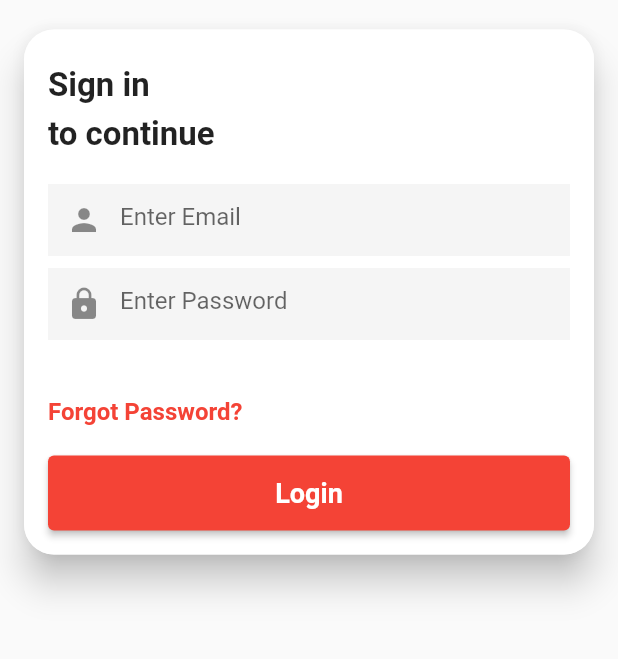
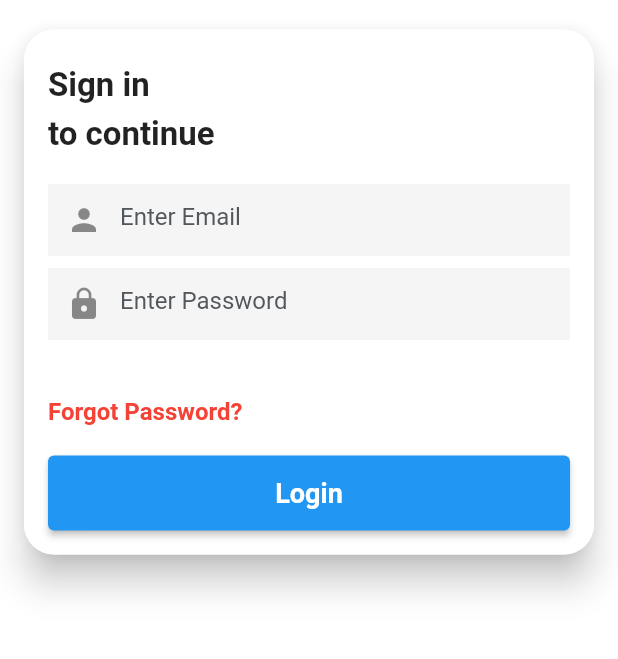
Before and after one commit to AndroidDev-Rehan/gadget_security, a Flutter app: the screen it shows after launch, on a phone screen of 412 x 824 dp, the part 305-964 px from its top. Run offline on Flutter 3.47's test engine with Material 2 defaults, Android fonts, the phone set to English and light mode, and no system bars; our stand-ins replace get.

Commit message:
signin and up

```diff
--- a/lib/main.dart
+++ b/lib/main.dart
@@ -1,4 +1,6 @@
 import 'package:flutter/material.dart';
+import 'package:gadget_security/theme/darktheme.dart';
+import 'package:gadget_security/theme/lighttheme.dart';
 import 'package:gadget_security/view/auth/login.dart';
 import 'package:gadget_security/view/auth/signup.dart';
 import 'package:get/get.dart';
@@ -14,6 +16,9 @@ class MyApp extends StatelessWidget {
   @override
   Widget build(BuildContext context) {
     return GetMaterialApp(
+      theme: light,
+      darkTheme: dark,
+      themeMode: ThemeMode.light,
       home:  LoginPage(),
     );
   }
--- /dev/null
+++ b/lib/theme/darktheme.dart
@@ -0,0 +1,16 @@
+
+import 'package:flutter/material.dart';
+
+ThemeData dark = ThemeData(
+  primaryColor: Color(0xFF2D9008),
+  scaffoldBackgroundColor: Color(0xFF052077),
+  brightness: Brightness.dark,
+  cardColor: Colors.white,
+  focusColor: Color(0xFFADC4C8),
+  hintColor: Color(0xFF52575C),
+  textButtonTheme: TextButtonThemeData(style: TextButton.styleFrom(
+    primary: Colors.black, textStyle: TextStyle(color: Colors.black),
+  )),
+
+    elevatedButtonTheme: ElevatedButtonThemeData(style: ElevatedButton.styleFrom(primary: Colors.pink))
+);
--- /dev/null
+++ b/lib/theme/lighttheme.dart
@@ -0,0 +1,18 @@
+
+import 'package:flutter/material.dart';
+
+ThemeData light = ThemeData(
+  primaryColor: Color(0xFF052077),
+
+scaffoldBackgroundColor: Colors.white,
+  brightness: Brightness.light,
+accentColor:  Colors.pink,
+  focusColor: Color(0xFFADC4C8),
+  hintColor: Color(0xFF52575C),
+  textButtonTheme: TextButtonThemeData(style: TextButton.styleFrom(
+    primary: Colors.black, textStyle: TextStyle(color: Colors.black),
+  )),
+  buttonTheme: ButtonThemeData(buttonColor: Colors.red,)
+
+
+);
--- a/lib/view/auth/login.dart
+++ b/lib/view/auth/login.dart
@@ -84,7 +84,8 @@ class LoginPage extends StatelessWidget {
 
   textFieldsColumn(){
 
-    return Form(
+    return Container(
+      child: Form(
         key: _loginFormKey,
         child: Column(
           mainAxisSize: MainAxisSize.min,
@@ -115,6 +116,7 @@ class LoginPage extends StatelessWidget {
             ),
           ],
         ),
+      ),
     );
   }
 
@@ -142,12 +144,15 @@ class LoginPage extends StatelessWidget {
       child: ElevatedButton(
 
           onPressed: (){
+            if(Get.isDarkMode)
+            Get.changeThemeMode(ThemeMode.light);
+            else
+              Get.changeThemeMode(ThemeMode.dark);
             if(_loginFormKey.currentState!.validate()) {
             }
           },
           child: Text(text, style: const TextStyle(fontWeight: FontWeight.bold, fontSize: 18),),
           style: ElevatedButton.styleFrom(
-            primary: ColorResources.COLOR_PRIMARY,
 
             fixedSize: const Size(double.infinity, 50),
           )
```
Also changed, not shown: 1 other file. Lines whose indentation alone changed are shown as unchanged.
